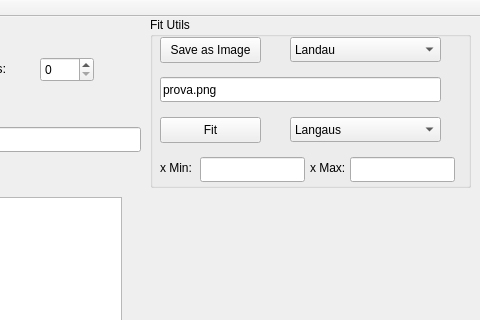
afrankenthal/Monicelli, file walden/uiFiles/mainwindow.ui: the form before one commit; both pictures show x 770 to 1250 and y 0 to 320 of the 1250 by 716 pixel window.
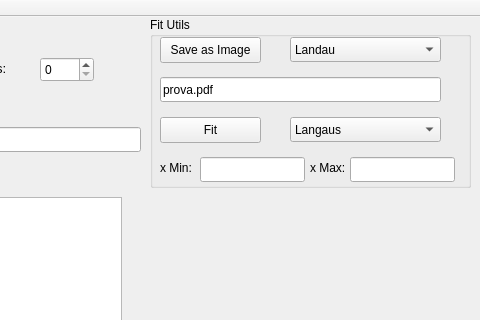
The form after the commit.

What changed in the file:
```diff
--- a/walden/uiFiles/mainwindow.ui
+++ b/walden/uiFiles/mainwindow.ui
@@ -359,7 +359,7 @@
       </rect>
      </property>
      <property name="text">
-      <string>prova.png</string>
+      <string>prova.pdf</string>
      </property>
     </widget>
     <widget class="QLabel" name="label_3">
```
Left out of the diff: 2 changed lines with no effect on the pictures.
